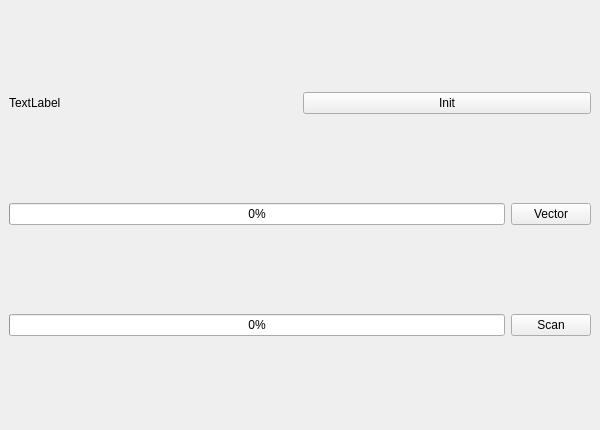
Before: the Qt Designer form gui/ui/untitled.ui in MrFreemanes/LocalAgent, drawn with Qt 5.
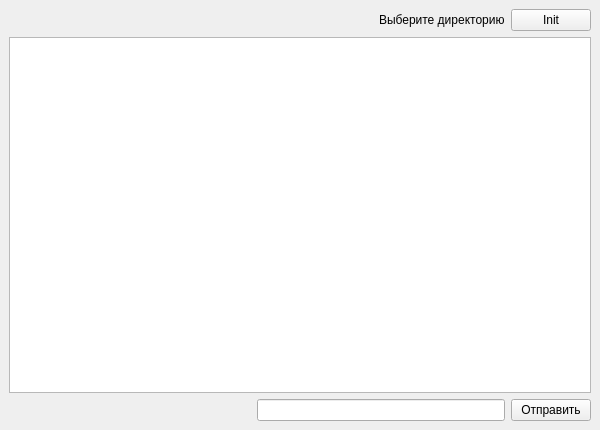
After: the same form once the commit is applied.

Commit message: ADD: creating and connecting UI. TEST: minimal correction main_window_test.py

```diff
--- a/gui/ui/untitled.ui
+++ b/gui/ui/untitled.ui
@@ -22,16 +22,29 @@
   <widget class="QWidget" name="centralwidget">
    <layout class="QVBoxLayout" name="verticalLayout">
     <item>
-     <layout class="QHBoxLayout" name="horizontalLayout_3">
+     <layout class="QHBoxLayout" name="horizontalLayout">
       <item>
-       <widget class="QLabel" name="label">
+       <spacer name="horizontalSpacer">
+        <property name="orientation">
+         <enum>Qt::Orientation::Horizontal</enum>
+        </property>
+        <property name="sizeHint" stdset="0">
+         <size>
+          <width>40</width>
+          <height>20</height>
+         </size>
+        </property>
+       </spacer>
+      </item>
+      <item>
+       <widget class="QLabel" name="label_dir">
         <property name="text">
-         <string>TextLabel</string>
+         <string>Выберите директорию</string>
         </property>
        </widget>
       </item>
       <item>
-       <widget class="QPushButton" name="pushButton">
+       <widget class="QPushButton" name="btn_init">
         <property name="text">
          <string>Init</string>
         </property>
@@ -39,37 +52,53 @@
       </item>
      </layout>
     </item>
+    <item>
+     <layout class="QHBoxLayout" name="horizontalLayout_progress"/>
+    </item>
+    <item>
+     <widget class="QTextEdit" name="textEdit_chat"/>
+    </item>
     <item>
      <layout class="QHBoxLayout" name="horizontalLayout_2">
       <item>
-       <widget class="QProgressBar" name="progressBar_vector">
-        <property name="value">
-         <number>0</number>
+       <spacer name="horizontalSpacer_2">
+        <property name="orientation">
+         <enum>Qt::Orientation::Horizontal</enum>
         </property>
-       </widget>
+        <property name="sizeType">
+         <enum>QSizePolicy::Policy::Expanding</enum>
+        </property>
+        <property name="sizeHint" stdset="0">
+         <size>
+          <width>40</width>
+          <height>20</height>
+         </size>
+        </property>
+       </spacer>
       </item>
       <item>
-       <widget class="QPushButton" name="pbt_vector">
+       <widget class="QLineEdit" name="lineEdit_massage">
+        <property name="inputMask">
+         <string/>
+        </property>
         <property name="text">
-         <string>Vector</string>
+         <string/>
         </property>
-       </widget>
-      </item>
-     </layout>
-    </item>
-    <item>
-     <layout class="QHBoxLayout" name="horizontalLayout">
-      <item>
-       <widget class="QProgressBar" name="progressBar_scan">
-        <property name="value">
-         <number>0</number>
+        <property name="maxLength">
+         <number>200</number>
         </property>
+        <property name="placeholderText">
+         <string/>
+        </property>
+        <property name="clearButtonEnabled">
+         <bool>true</bool>
+        </property>
        </widget>
       </item>
       <item>
-       <widget class="QPushButton" name="pbt_scan">
+       <widget class="QPushButton" name="btn_massage">
         <property name="text">
-         <string>Scan</string>
+         <string>Отправить</string>
         </property>
        </widget>
       </item>
```
The commit also changes 4 other files.
